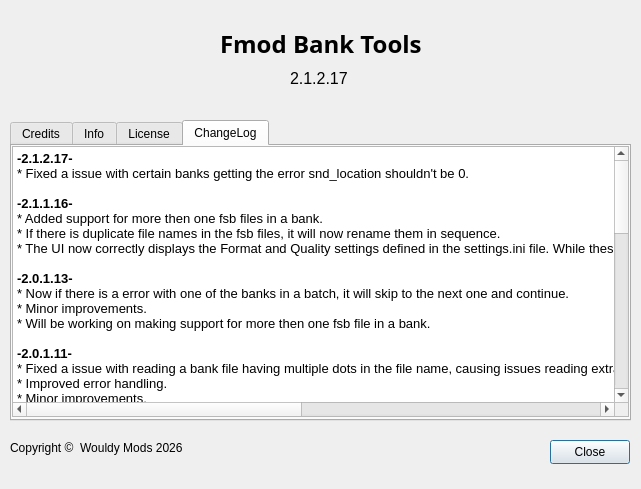
Qt form about.ui (Wouldubeinta/Fmod-Bank-Tools) before a commit.
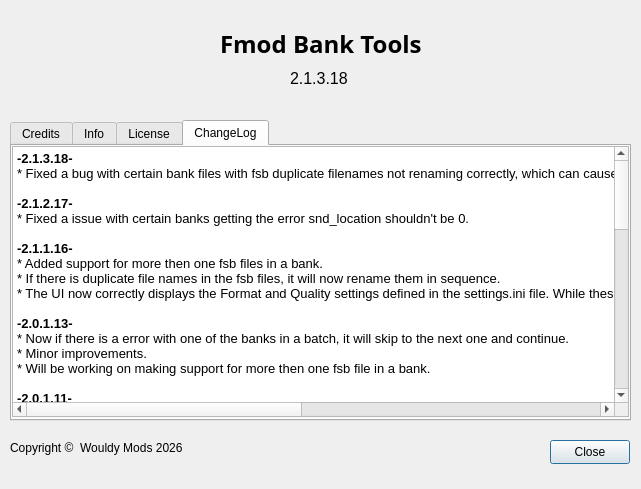
The same form after that commit. Icons and pictures are not drawn.

The edit to the form file:
```diff
--- a/about.ui
+++ b/about.ui
@@ -312,6 +312,9 @@
 li.unchecked::marker { content: &quot;\2610&quot;; }
 li.checked::marker { content: &quot;\2612&quot;; }
 &lt;/style&gt;&lt;/head&gt;&lt;body style=&quot; font-family:'Segoe UI'; font-size:10pt; font-weight:400; font-style:normal;&quot;&gt;
+&lt;p style=&quot; margin-top:0px; margin-bottom:0px; margin-left:0px; margin-right:0px; -qt-block-indent:0; text-indent:0px;&quot;&gt;&lt;span style=&quot; font-weight:700;&quot;&gt;-2.1.3.18-&lt;/span&gt;&lt;/p&gt;
+&lt;p style=&quot; margin-top:0px; margin-bottom:0px; margin-left:0px; margin-right:0px; -qt-block-indent:0; text-indent:0px;&quot;&gt;* Fixed a bug with certain bank files with fsb duplicate filenames not renaming correctly, which can cause - specified file could not be found when rebuilding.&lt;/p&gt;
+&lt;p style=&quot;-qt-paragraph-type:empty; margin-top:0px; margin-bottom:0px; margin-left:0px; margin-right:0px; -qt-block-indent:0; text-indent:0px;&quot;&gt;&lt;br /&gt;&lt;/p&gt;
 &lt;p style=&quot; margin-top:0px; margin-bottom:0px; margin-left:0px; margin-right:0px; -qt-block-indent:0; text-indent:0px;&quot;&gt;&lt;span style=&quot; font-weight:700;&quot;&gt;-2.1.2.17-&lt;/span&gt;&lt;/p&gt;
 &lt;p style=&quot; margin-top:0px; margin-bottom:0px; margin-left:0px; margin-right:0px; -qt-block-indent:0; text-indent:0px;&quot;&gt;* Fixed a issue with certain banks getting the error snd_location shouldn't be 0.&lt;/p&gt;
 &lt;p style=&quot;-qt-paragraph-type:empty; margin-top:0px; margin-bottom:0px; margin-left:0px; margin-right:0px; -qt-block-indent:0; text-indent:0px;&quot;&gt;&lt;br /&gt;&lt;/p&gt;
@@ -429,7 +432,7 @@
     </font>
    </property>
    <property name="text">
-    <string>2.1.2.17</string>
+    <string>2.1.3.18</string>
    </property>
   </widget>
  </widget>
```
